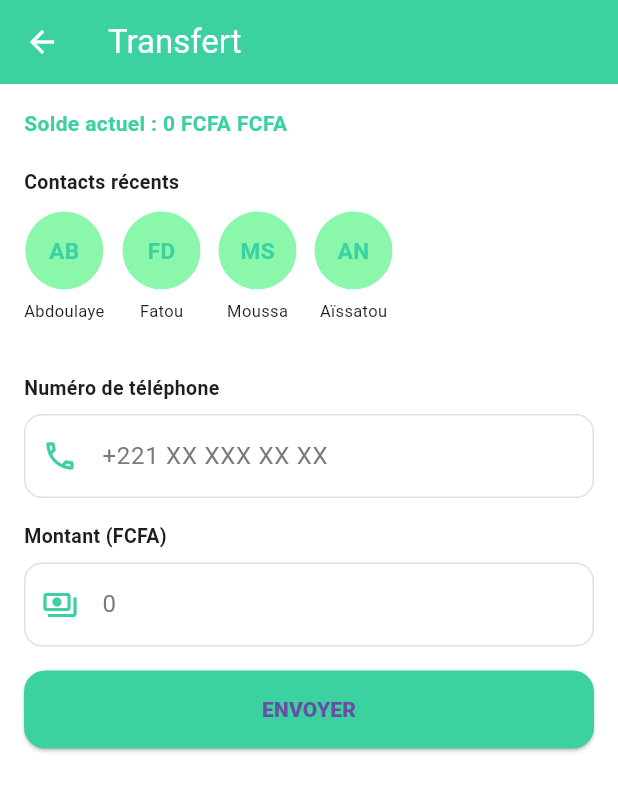
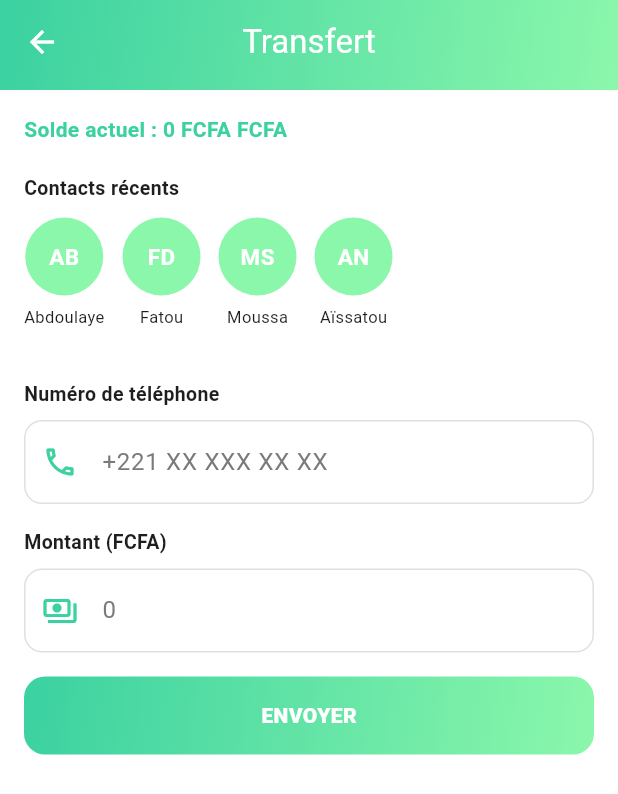
Before and after one commit to ElimaneG23/TerangaPay, a Flutter app: the TransfertPage screen opened directly with empty values, on a phone screen of 412 x 824 dp. Shown: the top 794 px of the screen. Run offline on Flutter 3.47's test engine with Material 3 defaults, Android fonts, the phone set to English and light mode, and no system bars.

Commit message:
final project

```diff
--- a/lib/src/ui/screens/profile_page.dart
+++ b/lib/src/ui/screens/profile_page.dart
@@ -6,10 +6,7 @@ import 'login_page.dart';
 class ProfilePage extends StatelessWidget {
   final UserModel currentUser;
 
-  const ProfilePage({
-    super.key,
-    required this.currentUser,
-  });
+  const ProfilePage({super.key, required this.currentUser});
 
   String get initials =>
       '${currentUser.prenom[0]}${currentUser.nom[0]}'.toUpperCase();
@@ -36,16 +33,12 @@ class ProfilePage extends StatelessWidget {
         centerTitle: true,
         bottom: PreferredSize(
           preferredSize: const Size.fromHeight(1),
-          child: Container(
-            color: AppColors.border,
-            height: 1,
-          ),
+          child: Container(color: AppColors.border, height: 1),
         ),
       ),
       body: SingleChildScrollView(
         child: Column(
           children: [
-
             /// ───────── HEADER ─────────
             Container(
               width: double.infinity,
@@ -140,18 +133,21 @@ class ProfilePage extends StatelessWidget {
                 child: Container(
                   width: double.infinity,
                   padding: const EdgeInsets.symmetric(
-                      vertical: 14, horizontal: 16),
+                    vertical: 14,
+                    horizontal: 16,
+                  ),
                   decoration: BoxDecoration(
                     color: AppColors.redLight,
                     borderRadius: BorderRadius.circular(14),
-                    border: Border.all(
-                      color: AppColors.red.withOpacity(0.3),
-                    ),
+                    border: Border.all(color: AppColors.red.withOpacity(0.3)),
                   ),
                   child: const Row(
                     children: [
-                      Icon(Icons.logout_rounded,
-                          color: AppColors.red, size: 20),
+                      Icon(
+                        Icons.logout_rounded,
+                        color: AppColors.red,
+                        size: 20,
+                      ),
                       SizedBox(width: 12),
                       Text(
                         'Se déconnecter',
@@ -178,41 +174,27 @@ class ProfilePage extends StatelessWidget {
     showDialog(
       context: context,
       builder: (_) => AlertDialog(
-        shape: RoundedRectangleBorder(
-          borderRadius: BorderRadius.circular(20),
-        ),
+        shape: RoundedRectangleBorder(borderRadius: BorderRadius.circular(20)),
         title: const Text(
           'Déconnexion',
-          style: TextStyle(
-            fontWeight: FontWeight.w700,
-            fontSize: 16,
-          ),
+          style: TextStyle(fontWeight: FontWeight.w700, fontSize: 16),
         ),
         content: const Text(
           'Voulez-vous vraiment vous déconnecter ?',
-          style: TextStyle(
-            color: AppColors.sub,
-            fontSize: 14,
-          ),
+          style: TextStyle(fontSize: 14),
         ),
         actions: [
           TextButton(
             onPressed: () => Navigator.pop(context),
-            child: const Text(
-              'Annuler',
-              style: TextStyle(color: AppColors.sub),
-            ),
+            child: const Text('Annuler'),
           ),
           ElevatedButton(
             onPressed: () => Navigator.pushAndRemoveUntil(
               context,
-              MaterialPageRoute(
-                builder: (_) => const LoginPage(),
-              ),
-                  (_) => false,
+              MaterialPageRoute(builder: (_) => const LoginPage()),
+              (_) => false,
             ),
             style: ElevatedButton.styleFrom(
-              backgroundColor: AppColors.red,
               shape: RoundedRectangleBorder(
                 borderRadius: BorderRadius.circular(10),
               ),
@@ -254,11 +236,7 @@ class _MenuItem extends StatelessWidget {
             color: AppColors.greenLight,
             borderRadius: BorderRadius.circular(10),
           ),
-          child: Icon(
-            icon,
-            color: AppColors.greenDark,
-            size: 18,
-          ),
+          child: Icon(icon, color: AppColors.greenDark, size: 18),
         ),
         title: Text(
           label,
@@ -273,8 +251,7 @@ class _MenuItem extends StatelessWidget {
           color: AppColors.sub,
           size: 20,
         ),
-        contentPadding:
-        const EdgeInsets.symmetric(horizontal: 12, vertical: 4),
+        contentPadding: const EdgeInsets.symmetric(horizontal: 12, vertical: 4),
       ),
     );
   }
--- a/lib/src/ui/screens/transfert_page.dart
+++ b/lib/src/ui/screens/transfert_page.dart
@@ -58,7 +58,8 @@ class _TransfertPageState extends State<TransfertPage> {
   Future<void> _submit() async {
     if (!_formKey.currentState!.validate()) return;
 
-    final amount = int.tryParse(_amountController.text.replaceAll(' ', '')) ?? 0;
+    final amount =
+        int.tryParse(_amountController.text.replaceAll(' ', '')) ?? 0;
 
     if (amount > _solde) {
       ScaffoldMessenger.of(context).showSnackBar(
@@ -115,11 +116,23 @@ class _TransfertPageState extends State<TransfertPage> {
   Widget build(BuildContext context) {
     return Scaffold(
       backgroundColor: AppColors.white,
-      appBar: AppBar(
-        backgroundColor: AppColors.primary,
-        elevation: 0,
-        leading: const BackButton(color: AppColors.white),
-        title: const Text('Transfert', style: TextStyle(color: AppColors.white)),
+      appBar: PreferredSize(
+        preferredSize: const Size.fromHeight(60),
+        child: Container(
+          decoration: const BoxDecoration(
+            gradient: AppTheme.primaryGradient,
+          ),
+          child: AppBar(
+            backgroundColor: Colors.transparent,
+            elevation: 0,
+            leading: const BackButton(color: Colors.white),
+            title: const Text(
+              'Transfert',
+              style: TextStyle(color: Colors.white),
+            ),
+            centerTitle: true,
+          ),
+        ),
       ),
       body: Form(
         key: _formKey,
@@ -128,8 +141,14 @@ class _TransfertPageState extends State<TransfertPage> {
           child: Column(
             crossAxisAlignment: CrossAxisAlignment.start,
             children: [
-              Text('Solde actuel : ${formatAmount(_solde.toInt())} FCFA',
-                  style: TextStyle(fontSize: 14, fontWeight: FontWeight.w600, color: AppColors.primary)),
+              Text(
+                'Solde actuel : ${formatAmount(_solde.toInt())} FCFA',
+                style: TextStyle(
+                  fontSize: 14,
+                  fontWeight: FontWeight.w600,
+                  color: AppColors.primary,
+                ),
+              ),
               const SizedBox(height: 20),
               const _SectionLabel('Contacts récents'),
               const SizedBox(height: 10),
@@ -141,6 +160,7 @@ class _TransfertPageState extends State<TransfertPage> {
                   itemBuilder: (_, i) {
                     final c = _recentContacts[i];
                     final selected = _selectedContact == c['name'];
+
                     return GestureDetector(
                       onTap: () => _selectContact(c),
                       child: Container(
@@ -151,14 +171,19 @@ class _TransfertPageState extends State<TransfertPage> {
                               width: 52,
                               height: 52,
                               decoration: BoxDecoration(
-                                color: selected ? AppColors.primary : AppColors.primaryLight,
+                                gradient: selected
+                                    ? AppTheme.primaryGradient
+                                    : null,
+                                color: selected
+                                    ? null
+                                    : AppColors.primaryLight,
                                 shape: BoxShape.circle,
                               ),
                               alignment: Alignment.center,
                               child: Text(
                                 c['initials']!,
                                 style: TextStyle(
-                                  color: selected ? Colors.white : AppColors.primary,
+                                  color: Colors.white,
                                   fontWeight: FontWeight.w700,
                                   fontSize: 15,
                                 ),
@@ -167,7 +192,9 @@ class _TransfertPageState extends State<TransfertPage> {
                             const SizedBox(height: 6),
                             Text(
                               c['name']!.split(' ').first,
-                              style: const TextStyle(fontSize: 11, color: AppColors.text),
+                              style: const TextStyle(
+                                  fontSize: 11,
+                                  color: AppColors.text),
                             ),
                           ],
                         ),
@@ -176,6 +203,7 @@ class _TransfertPageState extends State<TransfertPage> {
                   },
                 ),
               ),
+
               const SizedBox(height: 20),
               const _SectionLabel('Numéro de téléphone'),
               const SizedBox(height: 8),
@@ -199,16 +227,29 @@ class _TransfertPageState extends State<TransfertPage> {
               const SizedBox(height: 16),
               SizedBox(
                 width: double.infinity,
-                child: ElevatedButton(
-                  onPressed: _isLoading ? null : _submit,
-                  style: ElevatedButton.styleFrom(
-                    backgroundColor: AppColors.primary,
+                child: InkWell(
+                  onTap: _isLoading ? null : _submit,
+                  borderRadius: BorderRadius.circular(14),
+                  child: Container(
                     padding: const EdgeInsets.symmetric(vertical: 16),
-                    shape: RoundedRectangleBorder(borderRadius: BorderRadius.circular(14)),
+                    decoration: const BoxDecoration(
+                      gradient: AppTheme.primaryGradient,
+                      borderRadius:
+                      BorderRadius.all(Radius.circular(14)),
+                    ),
+                    alignment: Alignment.center,
+                    child: _isLoading
+                        ? const CircularProgressIndicator(
+                        color: Colors.white)
+                        : const Text(
+                      'ENVOYER',
+                      style: TextStyle(
+                        fontSize: 14,
+                        fontWeight: FontWeight.w800,
+                        color: Colors.white,
+                      ),
+                    ),
                   ),
-                  child: _isLoading
-                      ? const CircularProgressIndicator(color: Colors.white)
-                      : const Text('ENVOYER', style: TextStyle(fontSize: 14, fontWeight: FontWeight.w800)),
                 ),
               ),
             ],
@@ -221,13 +262,18 @@ class _TransfertPageState extends State<TransfertPage> {
 
 class _SectionLabel extends StatelessWidget {
   final String text;
+
   const _SectionLabel(this.text);
 
   @override
   Widget build(BuildContext context) {
     return Text(
       text,
-      style: const TextStyle(fontSize: 13, fontWeight: FontWeight.w700, color: AppColors.text),
+      style: const TextStyle(
+        fontSize: 13,
+        fontWeight: FontWeight.w700,
+        color: AppColors.text,
+      ),
     );
   }
 }
@@ -283,7 +329,11 @@ class _SuccessSheet extends StatelessWidget {
   final int amount;
   final VoidCallback onClose;
 
-  const _SuccessSheet({required this.name, required this.amount, required this.onClose});
+  const _SuccessSheet({
+    required this.name,
+    required this.amount,
+    required this.onClose,
+  });
 
   @override
   Widget build(BuildContext context) {
@@ -298,24 +348,43 @@ class _SuccessSheet extends StatelessWidget {
       child: Column(
         mainAxisSize: MainAxisSize.min,
         children: [
-          Container(width: 40, height: 4, decoration: BoxDecoration(color: AppColors.primaryLight.withOpacity(0.3), borderRadius: BorderRadius.circular(4))),
+          Container(
+            width: 40,
+            height: 4,
+            decoration: BoxDecoration(
+              color: AppColors.primaryLight.withOpacity(0.3),
+              borderRadius: BorderRadius.circular(4),
+            ),
+          ),
           const SizedBox(height: 28),
           Container(
             width: 72,
             height: 72,
-            decoration: BoxDecoration(color: AppColors.primaryLight, shape: BoxShape.circle),
+            decoration: BoxDecoration(
+              color: AppColors.primaryLight,
+              shape: BoxShape.circle,
+            ),
             child: Icon(Icons.check_rounded, color: primary, size: 38),
           ),
           const SizedBox(height: 16),
-          const Text('Transfert réussi !', style: TextStyle(fontSize: 18, fontWeight: FontWeight.w700)),
-          Text('${formatAmount(amount)} envoyé à $name', textAlign: TextAlign.center),
+          const Text(
+            'Transfert réussi !',
+            style: TextStyle(fontSize: 18, fontWeight: FontWeight.w700),
+          ),
+          Text(
+            '${formatAmount(amount)} envoyé à $name',
+            textAlign: TextAlign.center,
+          ),
           const SizedBox(height: 28),
           SizedBox(
             width: double.infinity,
             child: ElevatedButton(
               onPressed: onClose,
               style: ElevatedButton.styleFrom(backgroundColor: primary),
-              child: const Text('TERMINER', style: TextStyle(color: Colors.white)),
+              child: const Text(
+                'TERMINER',
+                style: TextStyle(color: Colors.white),
+              ),
             ),
           ),
         ],
```
